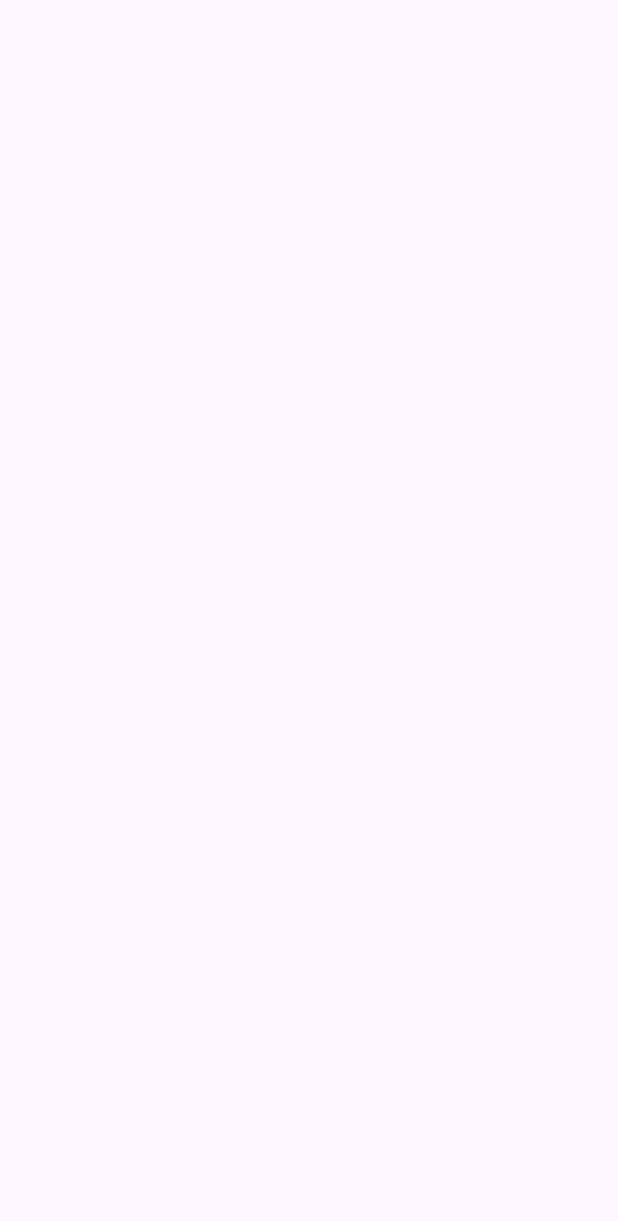
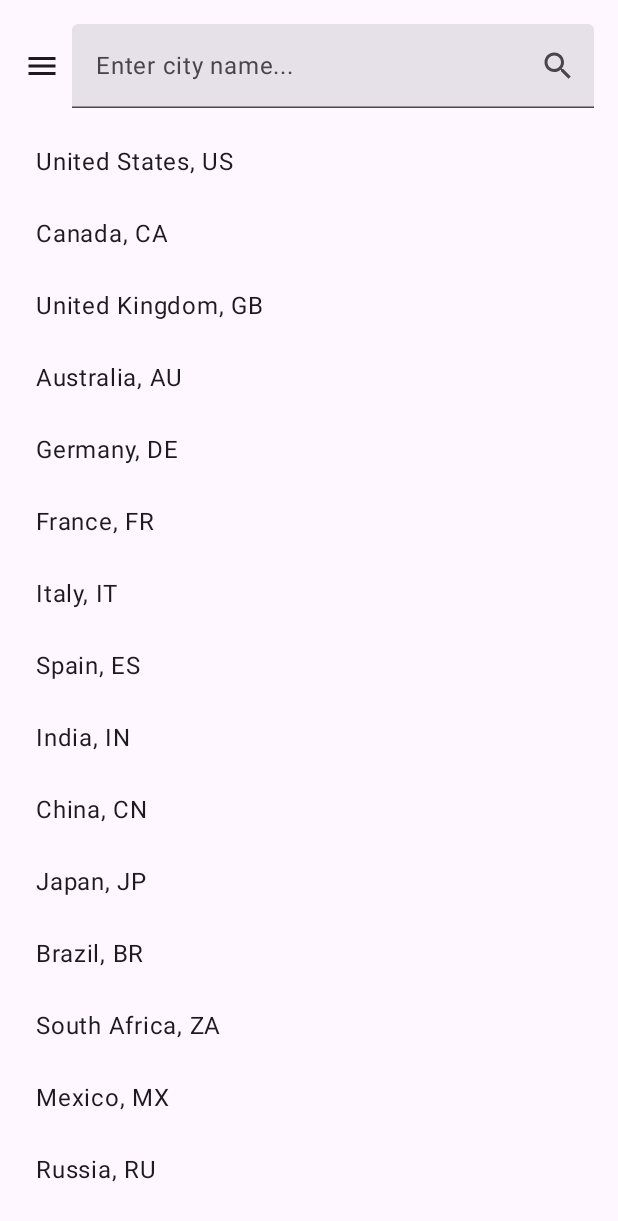
Before and after one commit to karimroshdy1/TheWeatherApp, an Android app built with Jetpack Compose: the screen it shows after launch (MainActivity), on a phone screen of 412 x 824 dp. Before the commit the part shown is empty. Shown: the top 1221 px of the screen. Run offline under Robolectric (Android 15) with nearby library versions, the light colour scheme and no system bars.

Commit message:
Add loc Screen

```diff
--- a/androidApp/src/main/java/com/example/theweatherapp/android/MainActivity.kt
+++ b/androidApp/src/main/java/com/example/theweatherapp/android/MainActivity.kt
@@ -19,6 +19,7 @@ import androidx.core.app.ActivityCompat
 import android.os.Bundle
 import androidx.activity.ComponentActivity
 import androidx.compose.runtime.mutableStateOf
+import com.example.theweatherapp.android.Screens.AddLocationScreen
 
 
 class MainActivity : ComponentActivity() {
@@ -56,7 +57,8 @@ class MainActivity : ComponentActivity() {
                     modifier = Modifier.fillMaxSize(),
                     color = MaterialTheme.colorScheme.background
                 ) {
-                    GreetingView(currentLocation)
+                    //GreetingView(currentLocation)
+                    AddLocationScreen()
                 }
             }
         }
@@ -89,6 +91,7 @@ fun GreetingView(text: String) {
 @Composable
 fun DefaultPreview() {
     MyApplicationTheme {
-        GreetingView("Hello, Android!")
+      //  GreetingView("Hello, Android!")
+        AddLocationScreen()
     }
 }
--- a/androidApp/src/main/java/com/example/theweatherapp/android/Screens/AddLocationScreen.kt
+++ b/androidApp/src/main/java/com/example/theweatherapp/android/Screens/AddLocationScreen.kt
@@ -1 +1,113 @@
 package com.example.theweatherapp.android.Screens
+
+import androidx.compose.foundation.clickable
+import androidx.compose.foundation.layout.*
+import androidx.compose.foundation.lazy.LazyColumn
+import androidx.compose.foundation.lazy.items
+import androidx.compose.material3.*
+import androidx.compose.runtime.*
+import androidx.compose.ui.Modifier
+import androidx.compose.ui.unit.dp
+import androidx.compose.material.icons.Icons
+import androidx.compose.material.icons.filled.Search
+import androidx.compose.material.icons.filled.Menu
+import androidx.compose.runtime.Composable
+import androidx.compose.ui.Alignment
+import android.widget.Toast
+import androidx.compose.ui.platform.LocalContext
+
+data class Location(val name: String, val country: String)
+
+@Composable
+fun AddLocationScreen() {
+    var searchQuery by remember { mutableStateOf("") }
+    var searchResults by remember { mutableStateOf<List<Location>>(emptyList()) }
+    val context = LocalContext.current
+
+    // Example: Simulate a search function
+    fun performSearch(query: String) {
+        // Example hardcoded data to simulate search results
+        val allLocations = listOf(
+            Location("United States", "US"),
+            Location("Canada", "CA"),
+            Location("United Kingdom", "GB"),
+            Location("Australia", "AU"),
+            Location("Germany", "DE"),
+            Location("France", "FR"),
+            Location("Italy", "IT"),
+            Location("Spain", "ES"),
+            Location("India", "IN"),
+            Location("China", "CN"),
+            Location("Japan", "JP"),
+            Location("Brazil", "BR"),
+            Location("South Africa", "ZA"),
+            Location("Mexico", "MX"),
+            Location("Russia", "RU"),
+            Location("South Korea", "KR"),
+            Location("Argentina", "AR"),
+            Location("Netherlands", "NL"),
+            Location("Saudi Arabia", "SA"),
+            Location("Turkey", "TR"),
+            Location("Sweden", "SE")
+        )
+
+        // Filter results based on the search query
+        searchResults = allLocations.filter { it.name.contains(query, ignoreCase = true) }
+    }
+
+    // Call performSearch whenever searchQuery changes
+    LaunchedEffect(searchQuery) {
+        performSearch(searchQuery)
+    }
+
+    Column(modifier = Modifier.padding(16.dp)) {
+        Row(
+            modifier = Modifier.fillMaxWidth(),
+            verticalAlignment = Alignment.CenterVertically
+        ) {
+            Icon(
+                imageVector = Icons.Default.Menu,
+                contentDescription = "Burger Menu",
+                modifier = Modifier
+                    .padding(end = 8.dp)
+                    .clickable {
+                        // Handle burger menu click
+                        Toast.makeText(context, "Burger Menu Clicked", Toast.LENGTH_SHORT).show()
+                    }
+            )
+
+            TextField(
+                value = searchQuery,
+                onValueChange = { newValue ->
+                    searchQuery = newValue
+                    // Update search results based on new query
+                    performSearch(newValue)
+                },
+                placeholder = { Text("Enter city name...") },
+                modifier = Modifier.weight(1f), // Takes up the remaining space
+                trailingIcon = { Icon(Icons.Default.Search, contentDescription = "Search Icon") }
+            )
+        }
+
+        Spacer(modifier = Modifier.height(16.dp))
+
+        // Adjust the width and height of the LazyColumn
+        LazyColumn(
+            modifier = Modifier.fillMaxSize()
+        ) {
+            items(searchResults) { location ->
+                Text(
+                    text = "${location.name}, ${location.country}",
+                    modifier = Modifier
+                        .fillMaxWidth()
+                        .clickable {
+                            // Handle click event here
+                            Toast.makeText(context, "Clicked on ${location.name}, ${location.country}", Toast.LENGTH_SHORT).show()
+                        }
+                        .padding(8.dp)
+                )
+                Spacer(modifier = Modifier.height(8.dp))
+            }
+        }
+    }
+}
```
Also changed, not shown: 1 other file.
